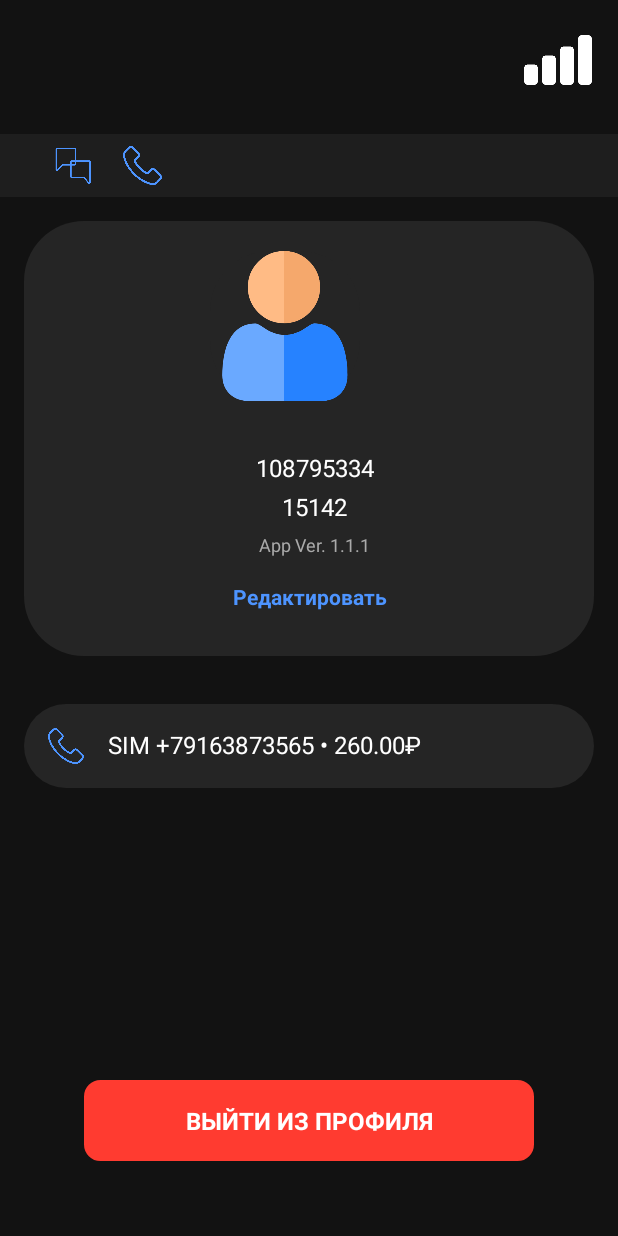
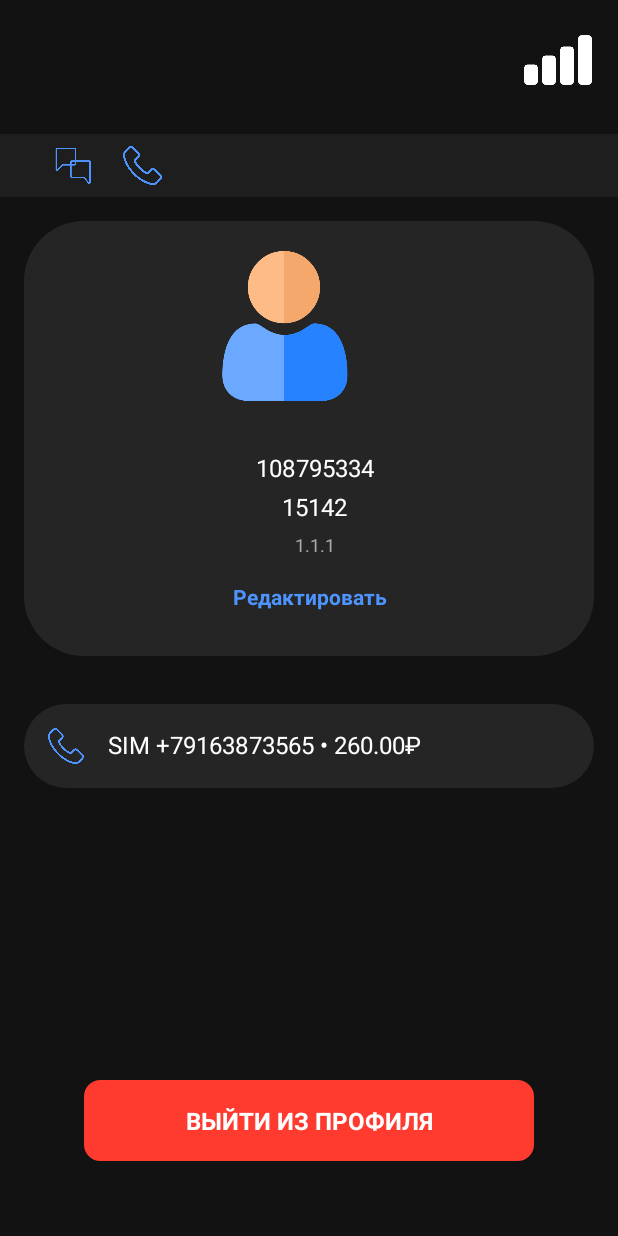
Before and after one commit to Markarov8/PiRMP-Kursovaya, an Android app: the fragment SettingsFragment placed in its activity, on a phone screen of 412 x 824 dp. Run offline under Robolectric (Android 15) with nearby library versions, the phone set to English and light mode, and no system bars; our stand-ins replace Room's generated code.

Commit message:
Изменение дизайна страницы профиля

```diff
--- a/app/src/main/java/com/pandora/carcontrol/fragments/SettingsFragment.java
+++ b/app/src/main/java/com/pandora/carcontrol/fragments/SettingsFragment.java
@@ -62,7 +62,7 @@ public class SettingsFragment extends Fragment {
         viewModel.getCarProfile().observe(getViewLifecycleOwner(), profile -> {
             binding.profileId.setText(profile.getAccountNumber());
             binding.profileVersion.setText(profile.getVerificationCode());
-            binding.profileAppVersion.setText("App Ver. " + profile.getAppVersion());
+            binding.profileAppVersion.setText(profile.getAppVersion());
 
             binding.profileLastName.setText(profile.getUserLastName());
             binding.profileName.setText(profile.getUserName());
```
